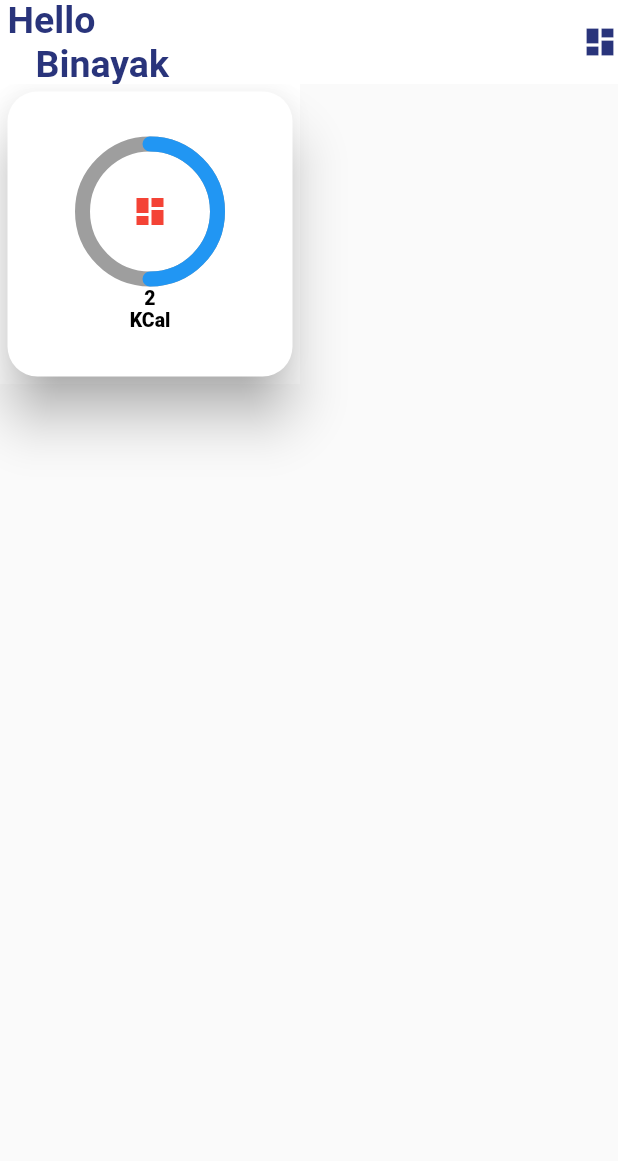
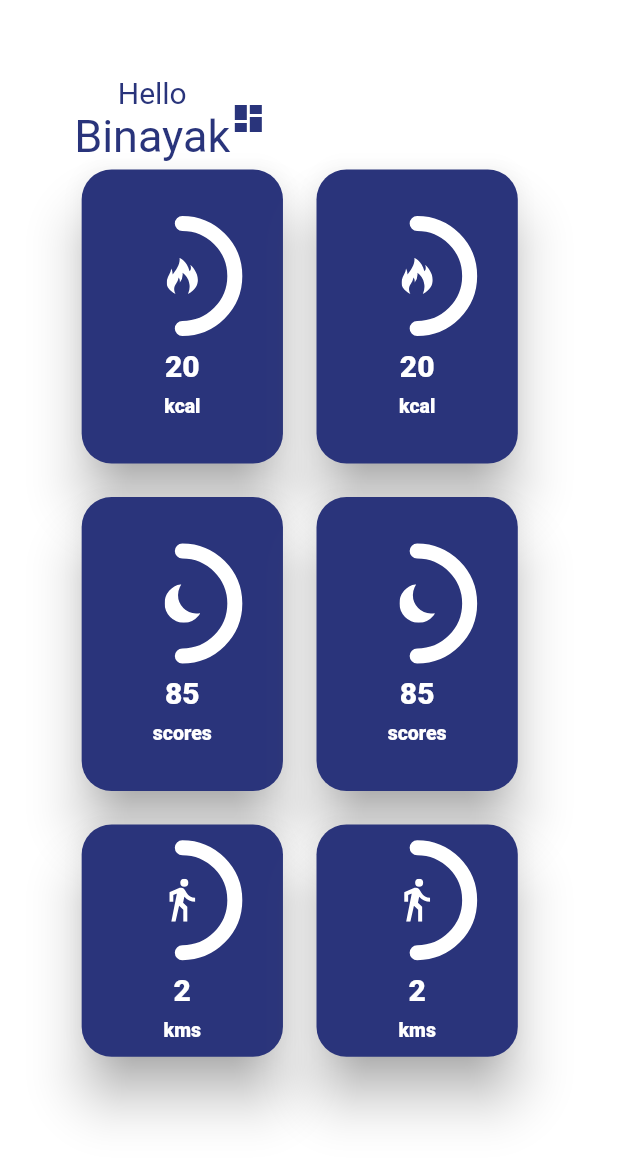
Before and after one commit to binayakbehera999/Snap-N-Eat, a Flutter app: the DashBoard screen opened directly, on a phone screen of 412 x 824 dp. Shown: the top 1161 px of the screen. Run offline on Flutter 3.47's test engine with Material 2 defaults, Android fonts, the phone set to English and light mode, and no system bars; drawn by our look-alikes of percent_indicator; our stand-ins replace flutter_svg; missing offline and left inert: fluid_bottom_nav_bar, oauth2_client; Roboto replaces fonts that are missing (Muli).

Commit message:
temp dashboard ui

```diff
--- /dev/null
+++ b/lib/components/bottomNav.dart
@@ -0,0 +1,30 @@
+import 'package:flutter/material.dart';
+import 'package:fluid_bottom_nav_bar/fluid_bottom_nav_bar.dart';
+
+class BottomNav extends StatefulWidget {
+  @override
+  _BottomNavState createState() => _BottomNavState();
+}
+
+class _BottomNavState extends State<BottomNav> {
+  Widget _component;
+  String dashboard =
+      '<svg viewBox="0.0 0.0 33.5 35.7" ><path transform="translate(-16.0, 0.0)" d="M 41.1282844543457 0 L 41.1282844543457 33.64397430419922 L 36.94023513793945 33.64397430419922 L 36.94023513793945 8.51569652557373 L 28.56414222717285 8.51569652557373 L 28.56414222717285 33.64397430419922 L 24.37609481811523 33.64397430419922 L 24.37609481811523 16.89179229736328 L 16 16.89179229736328 L 16 33.64397430419922 L 16 35.73800277709961 L 24.37609481811523 35.73800277709961 L 28.56414222717285 35.73800277709961 L 36.94023513793945 35.73800277709961 L 41.1282844543457 35.73800277709961 L 49.5043830871582 35.73800277709961 L 49.5043830871582 33.64397430419922 L 49.5043830871582 0 L 41.1282844543457 0 Z" fill="#000000" fill-opacity="0.5" stroke="none" stroke-width="1" stroke-opacity="0.5" stroke-miterlimit="4" stroke-linecap="butt" /></svg>';
+
+  @override
+  void initState() {
+    _component = Container();
+  }
+
+  @override
+  Widget build(BuildContext context) {
+    return MaterialApp(
+      home: Scaffold(
+        body: _component,
+        bottomNavigationBar: FluidNavBar(
+          icons: [],
+        ),
+      ),
+    );
+  }
+}
--- /dev/null
+++ b/lib/components/customCard.dart
@@ -0,0 +1,82 @@
+import 'package:flutter/material.dart';
+import 'package:flutter_svg/flutter_svg.dart';
+import 'package:percent_indicator/percent_indicator.dart';
+
+class CustomCard extends StatefulWidget {
+  final String iconSvg;
+  final String value;
+  final String unit;
+  final bool percentageIndicator;
+  final double height, width;
+  CustomCard(
+      {this.iconSvg,
+      this.value,
+      this.unit,
+      this.percentageIndicator,
+      this.height,
+      this.width});
+  @override
+  _CustomCardState createState() => _CustomCardState();
+}
+
+class _CustomCardState extends State<CustomCard> {
+  @override
+  Widget build(BuildContext context) {
+    return Container(
+      height: widget.height,
+      width: widget.width,
+      child: Card(
+        color: const Color(0xff2A347b),
+        margin: EdgeInsets.all(5.0),
+        shadowColor: Colors.grey,
+        elevation: 15.0,
+        shape: RoundedRectangleBorder(
+          borderRadius: BorderRadius.all(Radius.circular(20.0)),
+        ),
+        child: Column(
+          mainAxisAlignment: MainAxisAlignment.center,
+          crossAxisAlignment: CrossAxisAlignment.center,
+          children: <Widget>[
+            new CircularPercentIndicator(
+              radius: 80.0,
+              lineWidth: 10.0,
+              animation: true,
+              animationDuration: 1200,
+              percent: 0.5,
+              center: (widget.iconSvg.isNotEmpty)
+                  ? SvgPicture.asset(widget.iconSvg,
+                      color: Colors.white, semanticsLabel: 'A red up arrow')
+                  : "assets/icons/profile.svg",
+              circularStrokeCap: CircularStrokeCap.round,
+              backgroundColor: const Color(0xff2A347b),
+              progressColor: Colors.white,
+            ),
+            Padding(
+              padding: const EdgeInsets.all(8.0),
+              child: Text(
+                widget.value,
+                style: TextStyle(
+                  fontFamily: 'Muli',
+                  fontSize: 20,
+                  color: Colors.white,
+                  fontWeight: FontWeight.w800,
+                ),
+                textAlign: TextAlign.left,
+              ),
+            ),
+            Text(
+              widget.unit,
+              style: TextStyle(
+                fontFamily: 'Muli',
+                fontSize: 13,
+                color: Colors.white,
+                fontWeight: FontWeight.w800,
+              ),
+              textAlign: TextAlign.left,
+            ),
+          ],
+        ),
+      ),
+    );
+  }
+}
--- a/lib/main.dart
+++ b/lib/main.dart
@@ -4,9 +4,7 @@ import 'package:snap_n_eat/screens/dashboard.dart';
 import 'package:snap_n_eat/screens/leaderboard.dart';
 import 'package:snap_n_eat/screens/profile.dart';
 import 'package:snap_n_eat/screens/splash.dart';
-import 'package:snap_n_eat/utils/apiendpoints.dart';
 import 'package:snap_n_eat/utils/auth.dart';
-import 'package:snap_n_eat/sideapp2.dart';
 
 void main() {
   runApp(MyApp());
@@ -22,7 +20,7 @@ class MyApp extends StatelessWidget {
         primarySwatch: Colors.blue,
         visualDensity: VisualDensity.adaptivePlatformDensity,
       ),
-      home: SplashScreen(),
+      home: DashBoard(),
     );
   }
 }
--- a/lib/screens/dashboard.dart
+++ b/lib/screens/dashboard.dart
@@ -1,6 +1,6 @@
 import 'package:flutter/material.dart';
-import 'package:flutter_staggered_grid_view/flutter_staggered_grid_view.dart';
-import 'package:snap_n_eat/components/card.dart';
+import 'package:flutter_svg/flutter_svg.dart';
+import 'package:snap_n_eat/components/customCard.dart';
 
 class DashBoard extends StatefulWidget {
   @override
@@ -10,35 +10,136 @@ class DashBoard extends StatefulWidget {
 class _DashBoardState extends State<DashBoard> {
   @override
   Widget build(BuildContext context) {
+    var screenHeight = MediaQuery.of(context).size.height;
+    var screenWidth = MediaQuery.of(context).size.width;
+
     return Scaffold(
-      appBar: AppBar(
-        elevation:0,
-        backgroundColor: Colors.white,
-        primary: true,
-        centerTitle: false,
-        title: Text(
-          "Hello \n\t\t Binayak",
+      // appBar: AppBar(
+      //   elevation: 0,
+      //   backgroundColor: Colors.white,
+      //   primary: true,
+      //   centerTitle: false,
+      //   title: Text(
+      //     "Hello \n\t\t Binayak",
+      //     style: TextStyle(
+      //       fontFamily: 'Muli',
+      //       fontSize: 30,
+      //       color: const Color(0xff29347b),
+      //       fontWeight: FontWeight.w700,
+      //     ),
+      //     textAlign: TextAlign.left,
+      //   ),
+      //   titleSpacing: 5.0,
+      //   actions: <Widget>[
+      //     Icon(
+      //       Icons.dashboard,
+      //       color: const Color(0xff29347b),
+      //     ),
+      //   ],
+      // ),
+      body: Container(
+        height: screenHeight,
+        width: screenWidth,
+        color: Colors.white,
+        padding:
+            EdgeInsets.fromLTRB(screenWidth * 0.12, 50, screenWidth * 0.12, 0),
+        child: Column(
+          children: <Widget>[
+            Container(
+                child: Row(children: <Widget>[
+              Column(
+                children: <Widget>[
+                  Text(
+                    "Hello",
                     style: TextStyle(
-            fontFamily: 'Muli',
-            fontSize: 25,
                       color: const Color(0xff29347b),
-            fontWeight: FontWeight.w700,
+                      fontSize: 20,
                     ),
                     textAlign: TextAlign.left,
                   ),
-        titleSpacing: 5.0,
-        actions: <Widget>[
-          Icon(
-            Icons.dashboard,
+                  Text(
+                    "Binayak",
+                    style: TextStyle(
                       color: const Color(0xff29347b),
+                      fontSize: 30,
+                    ),
+                    textAlign: TextAlign.left,
                   ),
                 ],
               ),
-      body: Container(
-        width: 200,
-        height: 200,
-        color: Colors.white,
-        child: CustomCard(cardHeight: 250.0, cardWidth: 250.0, iconSvg: "assets/icons/dashboard.svg", value: 2.toString(), unit: "KCal" ),
+              SvgPicture.asset(
+                "assets/icons/dashboard.svg",
+                alignment: Alignment.topRight,
+                color: const Color(0xff29347b),
+              )
+            ])),
+            Row(
+              children: <Widget>[
+                Column(
+                  children: <Widget>[
+                    CustomCard(
+                      value: "20",
+                      unit: "kcal",
+                      percentageIndicator: true,
+                      iconSvg: "assets/icons/calorie.svg",
+                      height: screenHeight * 0.25,
+                      width: screenWidth * 0.35,
+                    ),
+                    SizedBox(height: screenWidth * 0.03),
+                    CustomCard(
+                      percentageIndicator: false,
+                      iconSvg: "assets/icons/moon.svg",
+                      value: "85",
+                      unit: "scores",
+                      height: screenHeight * 0.25,
+                      width: screenWidth * 0.35,
+                    ),
+                    SizedBox(height: screenWidth * 0.03),
+                    CustomCard(
+                      percentageIndicator: false,
+                      iconSvg: "assets/icons/distance.svg",
+                      unit: "kms",
+                      value: "2",
+                      height: screenHeight * 0.2,
+                      width: screenWidth * 0.35,
+                    )
+                  ],
+                ),
+                SizedBox(width: screenWidth * 0.03),
+                Column(
+                  children: <Widget>[
+                    CustomCard(
+                      value: "20",
+                      unit: "kcal",
+                      percentageIndicator: true,
+                      iconSvg: "assets/icons/calorie.svg",
+                      height: screenHeight * 0.25,
+                      width: screenWidth * 0.35,
+                    ),
+                    SizedBox(height: screenWidth * 0.03),
+                    CustomCard(
+                      percentageIndicator: false,
+                      iconSvg: "assets/icons/moon.svg",
+                      value: "85",
+                      unit: "scores",
+                      height: screenHeight * 0.25,
+                      width: screenWidth * 0.35,
+                    ),
+                    SizedBox(height: screenWidth * 0.03),
+                    CustomCard(
+                      percentageIndicator: false,
+                      iconSvg: "assets/icons/distance.svg",
+                      unit: "kms",
+                      value: "2",
+                      height: screenHeight * 0.2,
+                      width: screenWidth * 0.35,
+                    )
+                  ],
+                )
+              ],
+            ),
+          ],
+        ),
       ),
     );
   }
--- a/lib/screens/profile.dart
+++ b/lib/screens/profile.dart
@@ -1,5 +1,4 @@
 import 'package:flutter/material.dart';
-
 
 class Profile extends StatefulWidget {
   @override
@@ -9,8 +8,8 @@ class Profile extends StatefulWidget {
 class _ProfileState extends State<Profile> {
   @override
   Widget build(BuildContext context) {
-    return Container(
-      color: Colors.amber,
+    return Center(
+      child: Container(),
     );
   }
 }
--- a/lib/screens/splash.dart
+++ b/lib/screens/splash.dart
@@ -1,6 +1,4 @@
 import 'dart:async';
-import 'dart:convert';
-
 import 'package:flutter/material.dart';
 import 'package:snap_n_eat/screens/dashboard.dart';
 import 'package:snap_n_eat/sideapp2.dart';
--- a/lib/sideapp2.dart
+++ b/lib/sideapp2.dart
@@ -21,8 +21,6 @@ class SideApp extends StatefulWidget {
 
 class _SideAppState extends State<SideApp> {
   var oauth;
-
-  _SideAppState() {}
 
   @override
   void initState() {
```
Also changed, not shown: pubspec.yaml (+9 -1 lines), assets/icons/analytics.svg (added), assets/icons/blue-dashboard.svg (added), assets/icons/calorie.svg (added), assets/icons/camera.svg (added), assets/icons/distance.svg (added), assets/icons/foot.svg (added), assets/icons/list-box.svg (added), assets/icons/moon.svg (added), assets/icons/profile.svg (added), assets/icons/stairs.svg (added), pubspec.lock. Lines whose indentation alone changed are shown as unchanged.
